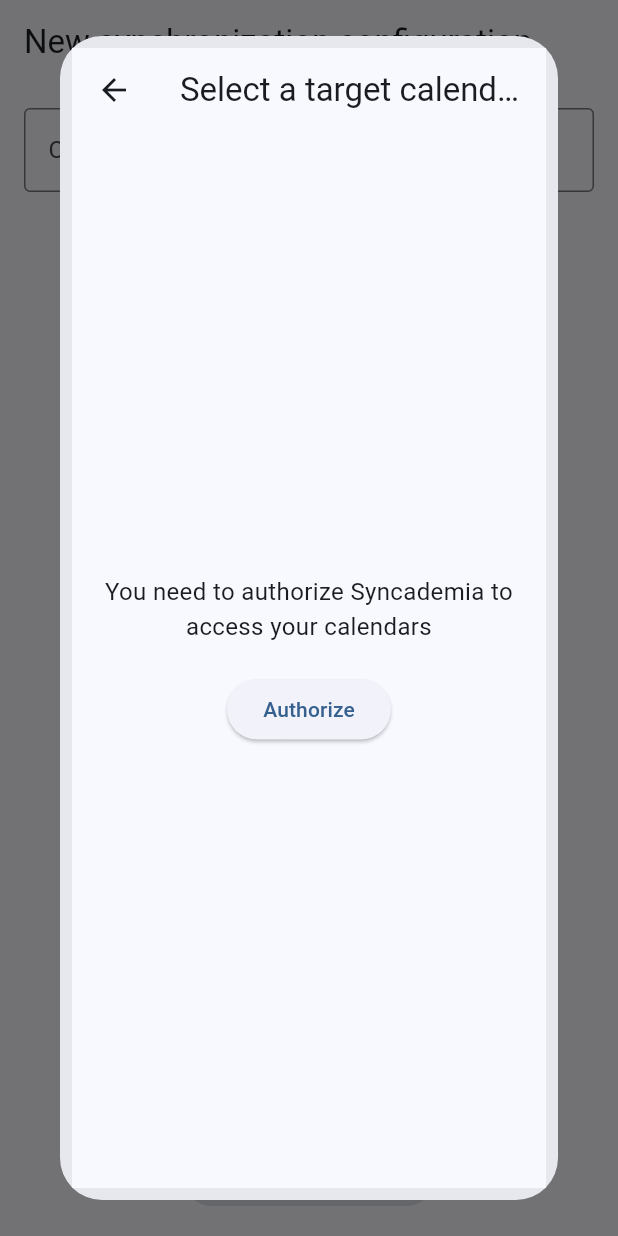
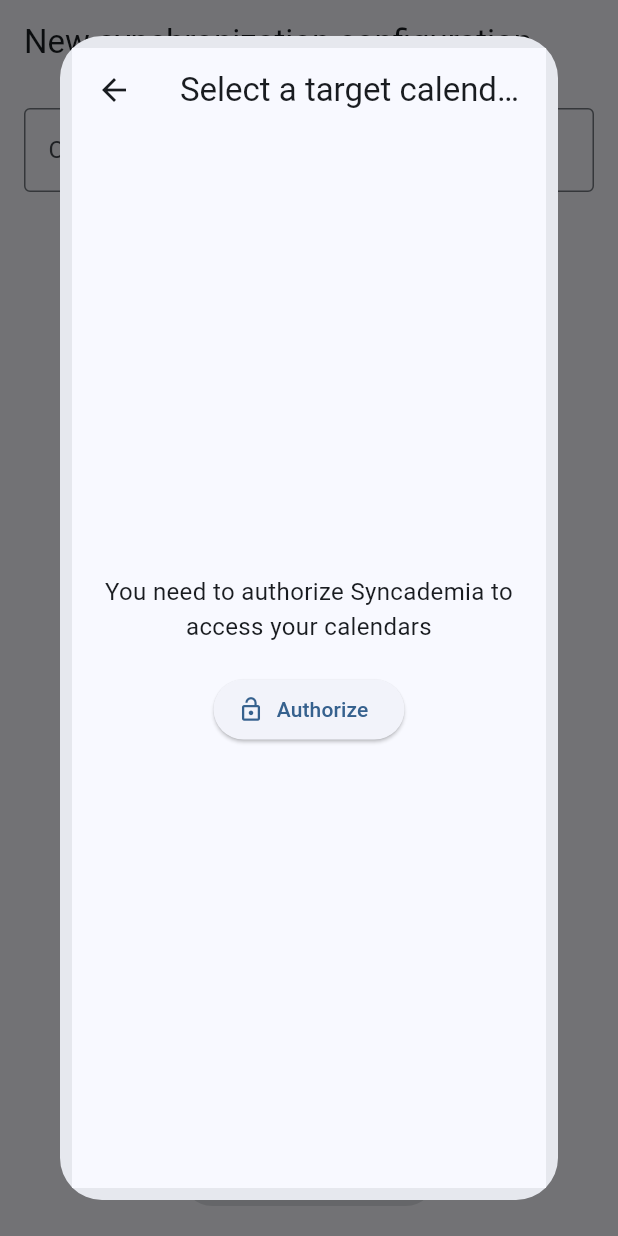
Before and after one commit to SuperMuel/Syncademic, a Flutter app: the NewSyncConfigPage screen opened by its route, after a tap on "Select target calendar", on a phone screen of 412 x 824 dp. Run offline on Flutter 3.47's test engine with Material 3 defaults, Android fonts, the phone set to English and light mode, and no system bars; our stand-ins replace cloud_firestore, equatable, firebase_auth, firebase_core, flutter_bloc, flutter_dotenv and 6 more; missing offline and left inert: googleapis; accounts and stored records are empty; generated files the repository leaves out were written again.

Commit message:
UI Changes

```diff
--- a/syncademic_app/lib/main.dart
+++ b/syncademic_app/lib/main.dart
@@ -4,7 +4,7 @@ import 'package:flutter_bloc/flutter_bloc.dart';
 import 'package:flutter_dotenv/flutter_dotenv.dart';
 import 'package:get_it/get_it.dart';
 import 'package:go_router/go_router.dart';
-import 'package:syncademic_app/repositories/target_calendar_repository.dart';
+import 'repositories/target_calendar_repository.dart';
 import 'authorization/authorization_service.dart';
 import 'screens/new_sync_profile/target_calendar_selector/target_calendar_selector_cubit.dart';
 import 'repositories/firestore_sync_profile_repository.dart';
--- a/syncademic_app/lib/models/sync_profile.dart
+++ b/syncademic_app/lib/models/sync_profile.dart
@@ -1,5 +1,5 @@
 import 'package:equatable/equatable.dart';
-import 'package:syncademic_app/models/target_calendar.dart';
+import 'target_calendar.dart';
 
 import 'id.dart';
 import 'schedule_source.dart';
--- a/syncademic_app/lib/repositories/firestore_sync_profile_repository.dart
+++ b/syncademic_app/lib/repositories/firestore_sync_profile_repository.dart
@@ -1,6 +1,6 @@
 import 'package:cloud_firestore/cloud_firestore.dart';
 import 'package:get_it/get_it.dart';
-import 'package:syncademic_app/models/target_calendar.dart';
+import '../models/target_calendar.dart';
 import '../models/id.dart';
 import '../models/schedule_source.dart';
 import '../models/sync_profile.dart';
--- a/syncademic_app/lib/repositories/sync_profile_repository.dart
+++ b/syncademic_app/lib/repositories/sync_profile_repository.dart
@@ -1,6 +1,6 @@
 import 'dart:async';
 
-import 'package:syncademic_app/models/target_calendar.dart';
+import '../models/target_calendar.dart';
 
 import '../models/id.dart';
 import '../models/schedule_source.dart';
--- a/syncademic_app/lib/repositories/target_calendar_repository.dart
+++ b/syncademic_app/lib/repositories/target_calendar_repository.dart
@@ -1,5 +1,5 @@
-import 'package:syncademic_app/models/id.dart';
-import 'package:syncademic_app/models/target_calendar.dart';
+import '../models/id.dart';
+import '../models/target_calendar.dart';
 
 abstract class TargetCalendarRepository {
   Future<List<TargetCalendar>> getCalendars();
--- a/syncademic_app/lib/screens/new_sync_profile/new_sync_profile_cubit.dart
+++ b/syncademic_app/lib/screens/new_sync_profile/new_sync_profile_cubit.dart
@@ -2,7 +2,7 @@ import 'package:flutter_bloc/flutter_bloc.dart';
 import 'package:freezed_annotation/freezed_annotation.dart';
 import 'package:get_it/get_it.dart';
 import 'package:quiver/strings.dart';
-import 'package:syncademic_app/models/target_calendar.dart';
+import '../../models/target_calendar.dart';
 import 'package:validators/validators.dart';
 
 import '../../models/id.dart';
--- a/syncademic_app/lib/screens/new_sync_profile/new_sync_profile_page.dart
+++ b/syncademic_app/lib/screens/new_sync_profile/new_sync_profile_page.dart
@@ -2,9 +2,9 @@ import 'package:flutter/material.dart';
 import 'package:flutter_bloc/flutter_bloc.dart';
 import 'package:gap/gap.dart';
 import 'package:go_router/go_router.dart';
-import 'package:syncademic_app/models/target_calendar.dart';
-import 'package:syncademic_app/screens/new_sync_profile/target_calendar_selector/target_calendar_selector_cubit.dart';
-import 'package:syncademic_app/widgets/target_calendar_card.dart';
+import '../../models/target_calendar.dart';
+import 'target_calendar_selector/target_calendar_selector_cubit.dart';
+import '../../widgets/target_calendar_card.dart';
 import 'target_calendar_selector/target_calendar_selector.dart';
 
 import 'new_sync_profile_cubit.dart';
@@ -90,7 +90,8 @@ class _SelectTargetCalendar extends StatelessWidget {
 
   @override
   Widget build(BuildContext context) {
-    return ElevatedButton(
+    return ElevatedButton.icon(
+      icon: const Icon(Icons.calendar_month),
       onPressed: () {
         // Show dialog
         showDialog<TargetCalendar?>(
@@ -106,6 +107,7 @@ class _SelectTargetCalendar extends StatelessWidget {
           ),
         ).then(context.read<NewSyncProfileCubit>().calendarSelected);
       },
-        child: const Text('Select target calendar'));
+      label: const Text('Select target calendar'),
+    );
   }
 }
--- a/syncademic_app/lib/screens/new_sync_profile/target_calendar_selector/target_calendar_selector.dart
+++ b/syncademic_app/lib/screens/new_sync_profile/target_calendar_selector/target_calendar_selector.dart
@@ -1,6 +1,6 @@
 import 'package:flutter/material.dart';
 import 'package:flutter_bloc/flutter_bloc.dart';
-import 'package:syncademic_app/models/target_calendar.dart';
+import '../../../models/target_calendar.dart';
 
 import 'target_calendar_selector_cubit.dart';
 
@@ -48,10 +48,10 @@ class _UnauthorizedBody extends StatelessWidget {
           style: TextStyle(fontSize: 16),
         ),
         const SizedBox(height: 20),
-        ElevatedButton(
-          onPressed: () =>
-              context.read<TargetCalendarSelectorCubit>().authorize(),
-          child: const Text('Authorize'),
+        ElevatedButton.icon(
+          icon: const Icon(Icons.lock_open),
+          onPressed: context.read<TargetCalendarSelectorCubit>().authorize,
+          label: const Text('Authorize'),
         ),
       ],
     );
--- a/syncademic_app/lib/screens/new_sync_profile/target_calendar_selector/target_calendar_selector_cubit.dart
+++ b/syncademic_app/lib/screens/new_sync_profile/target_calendar_selector/target_calendar_selector_cubit.dart
@@ -3,8 +3,8 @@ import 'dart:async';
 import 'package:flutter_bloc/flutter_bloc.dart';
 import 'package:freezed_annotation/freezed_annotation.dart';
 import 'package:get_it/get_it.dart';
-import 'package:syncademic_app/models/target_calendar.dart';
-import 'package:syncademic_app/repositories/target_calendar_repository.dart';
+import '../../../models/target_calendar.dart';
+import '../../../repositories/target_calendar_repository.dart';
 import '../../../authorization/authorization_service.dart';
 
 part 'target_calendar_selector_state.dart';
```
Lines whose indentation alone changed are shown as unchanged.
